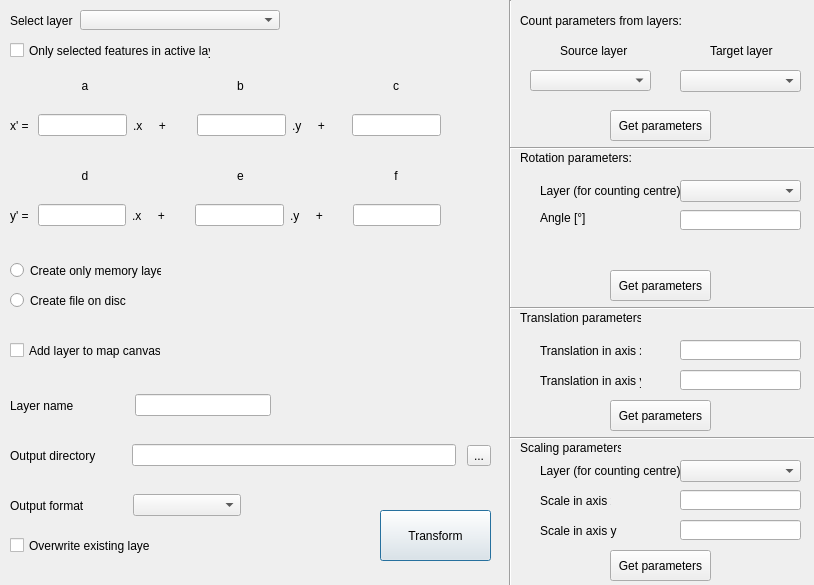
Old version of the form affine_dialog_base.ui in the repository ctu-fgis/2019-c-qgis-affine.
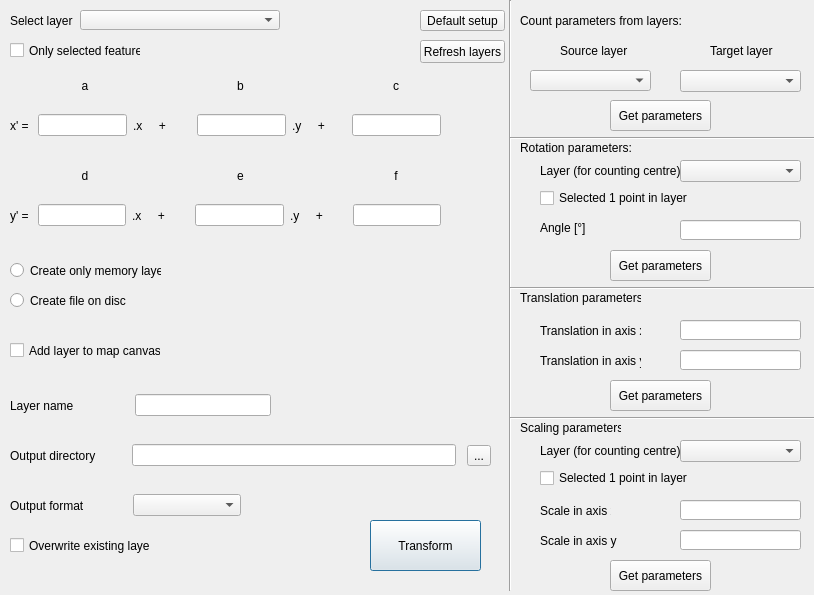
New version of the form.

```diff
--- a/affine_dialog_base.ui
+++ b/affine_dialog_base.ui
@@ -7,7 +7,7 @@
     <x>0</x>
     <y>0</y>
     <width>814</width>
-    <height>585</height>
+    <height>595</height>
    </rect>
   </property>
   <property name="windowTitle">
@@ -262,8 +262,8 @@
   <widget class="QPushButton" name="Transform1_Push">
    <property name="geometry">
     <rect>
-     <x>380</x>
-     <y>510</y>
+     <x>370</x>
+     <y>520</y>
      <width>111</width>
      <height>51</height>
     </rect>
@@ -495,7 +495,7 @@
    <property name="geometry">
     <rect>
      <x>610</x>
-     <y>110</y>
+     <y>100</y>
      <width>101</width>
      <height>31</height>
     </rect>
@@ -508,7 +508,7 @@
    <property name="geometry">
     <rect>
      <x>510</x>
-     <y>140</y>
+     <y>130</y>
      <width>311</width>
      <height>16</height>
     </rect>
@@ -521,7 +521,7 @@
    <property name="geometry">
     <rect>
      <x>520</x>
-     <y>150</y>
+     <y>140</y>
      <width>121</width>
      <height>16</height>
     </rect>
@@ -534,7 +534,7 @@
    <property name="geometry">
     <rect>
      <x>520</x>
-     <y>440</y>
+     <y>420</y>
      <width>101</width>
      <height>16</height>
     </rect>
@@ -547,7 +547,7 @@
    <property name="geometry">
     <rect>
      <x>520</x>
-     <y>310</y>
+     <y>290</y>
      <width>121</width>
      <height>16</height>
     </rect>
@@ -560,7 +560,7 @@
    <property name="geometry">
     <rect>
      <x>540</x>
-     <y>490</y>
+     <y>500</y>
      <width>71</width>
      <height>21</height>
     </rect>
@@ -573,7 +573,7 @@
    <property name="geometry">
     <rect>
      <x>680</x>
-     <y>490</y>
+     <y>500</y>
      <width>121</width>
      <height>20</height>
     </rect>
@@ -583,7 +583,7 @@
    <property name="geometry">
     <rect>
      <x>610</x>
-     <y>270</y>
+     <y>250</y>
      <width>101</width>
      <height>31</height>
     </rect>
@@ -596,7 +596,7 @@
    <property name="geometry">
     <rect>
      <x>610</x>
-     <y>400</y>
+     <y>380</y>
      <width>101</width>
      <height>31</height>
     </rect>
@@ -609,7 +609,7 @@
    <property name="geometry">
     <rect>
      <x>610</x>
-     <y>550</y>
+     <y>560</y>
      <width>101</width>
      <height>31</height>
     </rect>
@@ -622,7 +622,7 @@
    <property name="geometry">
     <rect>
      <x>510</x>
-     <y>430</y>
+     <y>410</y>
      <width>311</width>
      <height>16</height>
     </rect>
@@ -635,7 +635,7 @@
    <property name="geometry">
     <rect>
      <x>540</x>
-     <y>340</y>
+     <y>320</y>
      <width>101</width>
      <height>21</height>
     </rect>
@@ -648,7 +648,7 @@
    <property name="geometry">
     <rect>
      <x>540</x>
-     <y>370</y>
+     <y>350</y>
      <width>101</width>
      <height>21</height>
     </rect>
@@ -661,7 +661,7 @@
    <property name="geometry">
     <rect>
      <x>680</x>
-     <y>340</y>
+     <y>320</y>
      <width>121</width>
      <height>20</height>
     </rect>
@@ -671,7 +671,7 @@
    <property name="geometry">
     <rect>
      <x>680</x>
-     <y>370</y>
+     <y>350</y>
      <width>121</width>
      <height>20</height>
     </rect>
@@ -681,7 +681,7 @@
    <property name="geometry">
     <rect>
      <x>510</x>
-     <y>300</y>
+     <y>280</y>
      <width>311</width>
      <height>16</height>
     </rect>
@@ -694,7 +694,7 @@
    <property name="geometry">
     <rect>
      <x>540</x>
-     <y>520</y>
+     <y>530</y>
      <width>81</width>
      <height>21</height>
     </rect>
@@ -707,7 +707,7 @@
    <property name="geometry">
     <rect>
      <x>680</x>
-     <y>520</y>
+     <y>530</y>
      <width>121</width>
      <height>20</height>
     </rect>
@@ -717,7 +717,7 @@
    <property name="geometry">
     <rect>
      <x>540</x>
-     <y>460</y>
+     <y>440</y>
      <width>141</width>
      <height>21</height>
     </rect>
@@ -730,7 +730,7 @@
    <property name="geometry">
     <rect>
      <x>540</x>
-     <y>180</y>
+     <y>160</y>
      <width>141</width>
      <height>21</height>
     </rect>
@@ -743,7 +743,7 @@
    <property name="geometry">
     <rect>
      <x>540</x>
-     <y>210</y>
+     <y>220</y>
      <width>51</width>
      <height>16</height>
     </rect>
@@ -756,7 +756,7 @@
    <property name="geometry">
     <rect>
      <x>680</x>
-     <y>460</y>
+     <y>440</y>
      <width>121</width>
      <height>22</height>
     </rect>
@@ -766,7 +766,7 @@
    <property name="geometry">
     <rect>
      <x>680</x>
-     <y>180</y>
+     <y>160</y>
      <width>121</width>
      <height>22</height>
     </rect>
@@ -776,7 +776,7 @@
    <property name="geometry">
     <rect>
      <x>680</x>
-     <y>210</y>
+     <y>220</y>
      <width>121</width>
      <height>20</height>
     </rect>
@@ -842,12 +842,64 @@
     <rect>
      <x>10</x>
      <y>40</y>
-     <width>201</width>
+     <width>131</width>
      <height>21</height>
     </rect>
    </property>
    <property name="text">
-    <string>Only selected features in active layer</string>
+    <string>Only selected features</string>
+   </property>
+  </widget>
+  <widget class="QCheckBox" name="Sel_centre_R">
+   <property name="geometry">
+    <rect>
+     <x>540</x>
+     <y>190</y>
+     <width>171</width>
+     <height>16</height>
+    </rect>
+   </property>
+   <property name="text">
+    <string>Selected 1 point in layer</string>
+   </property>
+  </widget>
+  <widget class="QCheckBox" name="Sel_centre_Sc">
+   <property name="geometry">
+    <rect>
+     <x>540</x>
+     <y>470</y>
+     <width>171</width>
+     <height>16</height>
+    </rect>
+   </property>
+   <property name="text">
+    <string>Selected 1 point in layer</string>
+   </property>
+  </widget>
+  <widget class="QPushButton" name="Default_PushB">
+   <property name="geometry">
+    <rect>
+     <x>420</x>
+     <y>10</y>
+     <width>85</width>
+     <height>21</height>
+    </rect>
+   </property>
+   <property name="text">
+    <string>Default setup</string>
+   </property>
+  </widget>
+  <widget class="QPushButton" name="Refresh_PushB">
+   <property name="geometry">
+    <rect>
+     <x>420</x>
+     <y>40</y>
+     <width>85</width>
+     <height>23</height>
+    </rect>
+   </property>
+   <property name="text">
+    <string>Refresh layers</string>
    </property>
   </widget>
  </widget>
```
Left out of the diff: 4 changed lines with no effect on the pictures.
